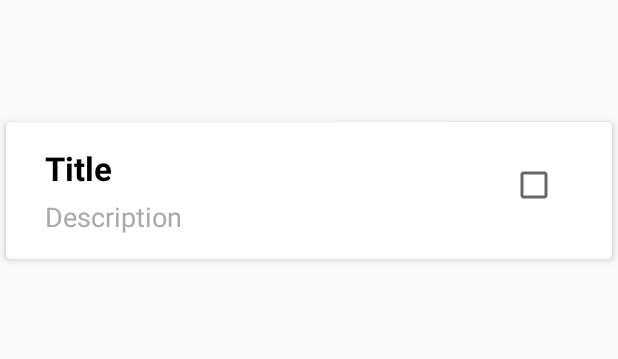
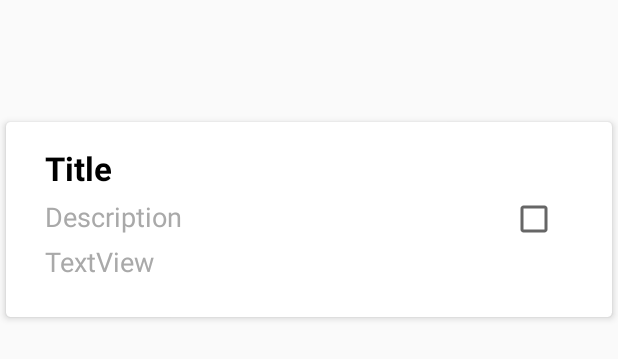
Before and after one commit to Equal-Percent-Steak/Bandwagon, an Android app: the layout row.xml on its own in the app's theme, with its tools: preview values and no code run, on a phone screen of 412 x 824 dp. Shown: the top 359 px of the screen. Run offline under Robolectric (Android 15) with nearby library versions, the light colour scheme and no system bars; Roboto replaces fonts that are not available here.

Commit message:
Shows date and time in recyclerView

```diff
--- a/app/src/main/java/com/equalpercentsteak/bandwagon/MyHolder.java
+++ b/app/src/main/java/com/equalpercentsteak/bandwagon/MyHolder.java
@@ -14,7 +14,8 @@ import com.google.android.material.snackbar.Snackbar;
 
 public class MyHolder extends RecyclerView.ViewHolder implements View.OnClickListener{
 
-    TextView mTitle, mDes;
+    ImageView mImageView;
+    TextView mTitle, mDes, mDate;
     CheckBox checkAssignments;
     OnAssignmentListener onAssignmentListener;
 
@@ -23,12 +24,12 @@ public class MyHolder extends RecyclerView.ViewHolder implements View.OnClickLis
 
         this.mTitle = itemView.findViewById(R.id.titleTv);
         this.mDes = itemView.findViewById(R.id.descriptionTv);
+        this.mDate = itemView.findViewById(R.id.dateRVView);
         this.onAssignmentListener=onAssignmentListener;
         this.checkAssignments = itemView.findViewById(R.id.checkBox);
 
         itemView.setOnClickListener(this);
     }
-
 
     @Override
     public void onClick(View v) {
--- a/app/src/main/res/layout/row.xml
+++ b/app/src/main/res/layout/row.xml
@@ -12,7 +12,7 @@
 
     <RelativeLayout
         android:layout_width="match_parent"
-        android:layout_height="wrap_content"
+        android:layout_height="130dp"
         android:padding="16dp">
 
         <TextView
@@ -46,8 +46,23 @@
             android:layout_height="wrap_content"
             android:layout_alignParentTop="true"
             android:layout_alignParentEnd="true"
-            android:layout_marginTop="10dp"
-            android:layout_marginEnd="20dp" />
+            android:layout_alignParentBottom="true"
+
+            android:layout_marginEnd="20dp"
+             />
+
+        <TextView
+            android:id="@+id/dateRVView"
+            android:layout_width="wrap_content"
+            android:layout_height="25dp"
+            android:layout_below="@+id/descriptionTv"
+            android:layout_alignParentStart="true"
+            android:layout_marginStart="10dp"
+            android:layout_marginTop="5dp"
+            android:text="TextView"
+            android:textColor="#a9a9a9"
+            android:textSize="18sp"
+            />
     </RelativeLayout>
 
 </androidx.cardview.widget.CardView>
```
Also changed, not shown: app/src/main/java/com/equalpercentsteak/bandwagon/AssignmentDetailsActivity.java (+6 -1 lines), app/src/main/java/com/equalpercentsteak/bandwagon/MyAdapter.java (+40 -0 lines).
